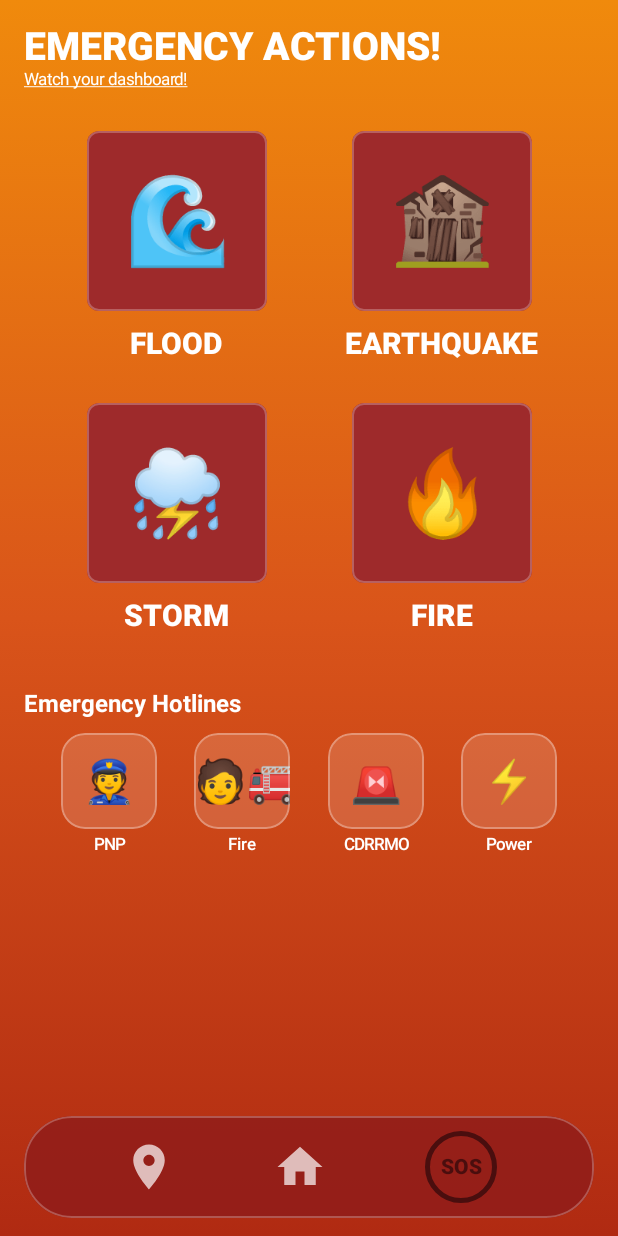
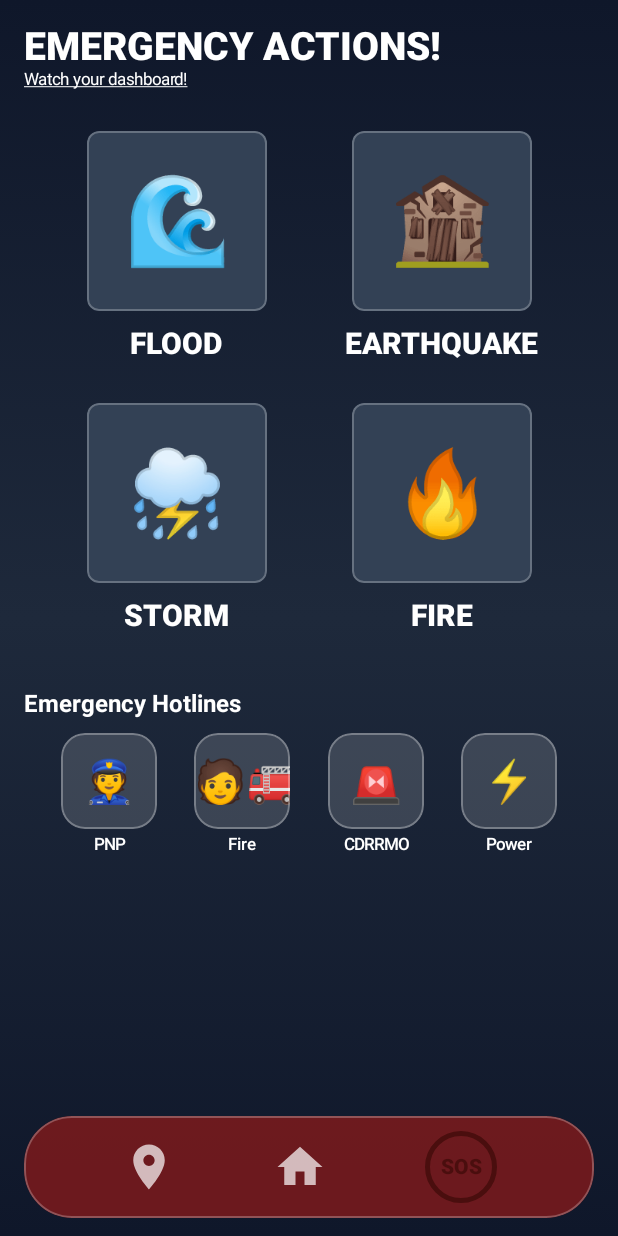
Before and after one commit to qtbby/SmartDrill, an Android app built with Jetpack Compose: the @Preview function EmergencyActionsPreview, on a phone screen of 412 x 824 dp. Run offline under Robolectric (Android 15) with nearby library versions, the phone set to English and light mode, and no system bars.

Commit message:
Update app color palette to an eye-friendly professional dark slate theme

```diff
--- a/app/src/main/java/com/example/smartdrill/ui/AppShell.kt
+++ b/app/src/main/java/com/example/smartdrill/ui/AppShell.kt
@@ -73,7 +73,7 @@ fun ScreenGradient(modifier: Modifier = Modifier, content: @Composable BoxScope.
             .fillMaxSize()
             .background(
                 Brush.verticalGradient(
-                    listOf(Color(0xFFF08A0C), Color(0xFFD9541A), Color(0xFFB02A12))
+                    listOf(Color(0xFF0F172A), Color(0xFF1E293B), Color(0xFF0F172A))
                 )
             ),
         content = content
--- a/app/src/main/java/com/example/smartdrill/ui/EmergencyActionScreen.kt
+++ b/app/src/main/java/com/example/smartdrill/ui/EmergencyActionScreen.kt
@@ -149,7 +149,7 @@ private fun DisasterTile(disaster: Disaster, selected: Boolean, onClick: () -> U
             modifier = Modifier
                 .size(120.dp)
                 .clip(shape)
-                .background(Color(0xFF9E2A2B))
+                .background(Color(0xFF334155))
                 .border(
                     if (selected) 3.dp else 1.dp,
                     if (selected) Color.White else Color.White.copy(alpha = 0.25f),
```
